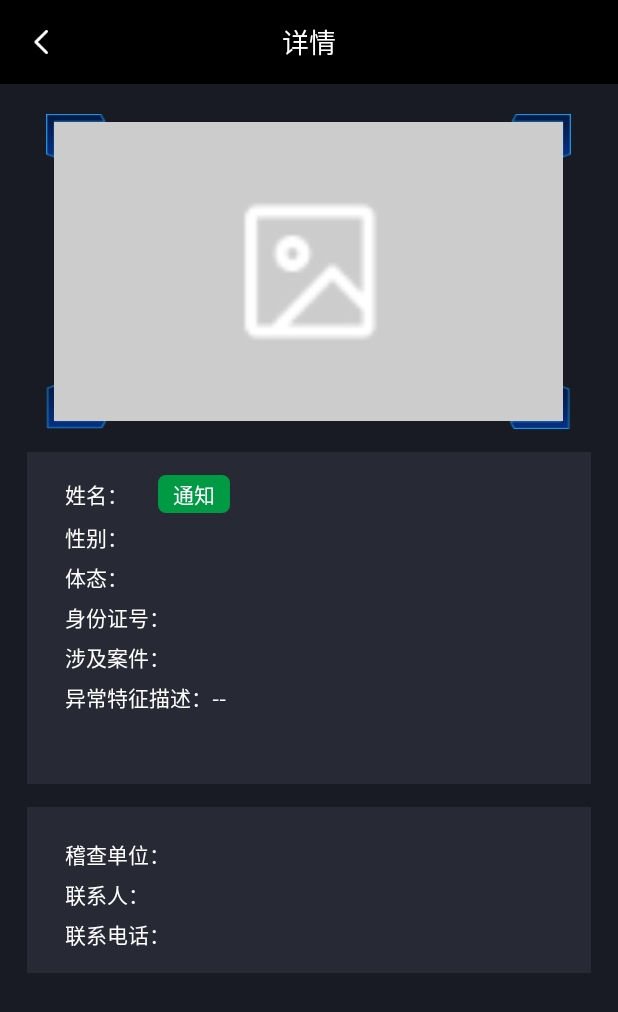
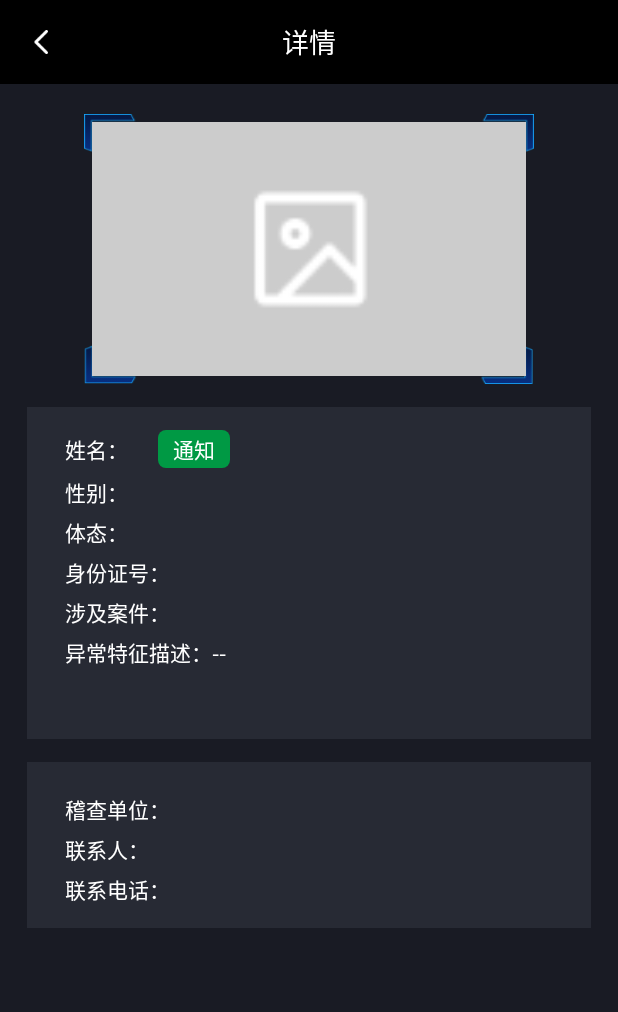
Before and after one commit to XiaoQiu000/move_examine, an Android app: the MessageDetailsActivity screen opened directly, with no data from a screen before it, on a phone screen of 412 x 824 dp. Shown: the top 1012 px of the screen. Run offline under Robolectric (Android 15) with nearby library versions, the phone set to English and light mode, and no system bars; libraries missing offline, so code that uses them is left out: org.xutils.common, org.xutils.http, org.xutils.x; pictures from the network do not load; 4 statements that could not run were skipped.

Commit message:
修改bug

```diff
--- a/app/src/main/res/layout/activity_message_details.xml
+++ b/app/src/main/res/layout/activity_message_details.xml
@@ -14,8 +14,8 @@
         android:orientation="vertical">
 
         <RelativeLayout
-            android:layout_width="350dp"
-            android:layout_height="210dp"
+            android:layout_width="300dp"
+            android:layout_height="180dp"
             android:layout_gravity="center_horizontal"
             android:layout_marginTop="20dp"
             android:background="@mipmap/icon_msg_details">
```
